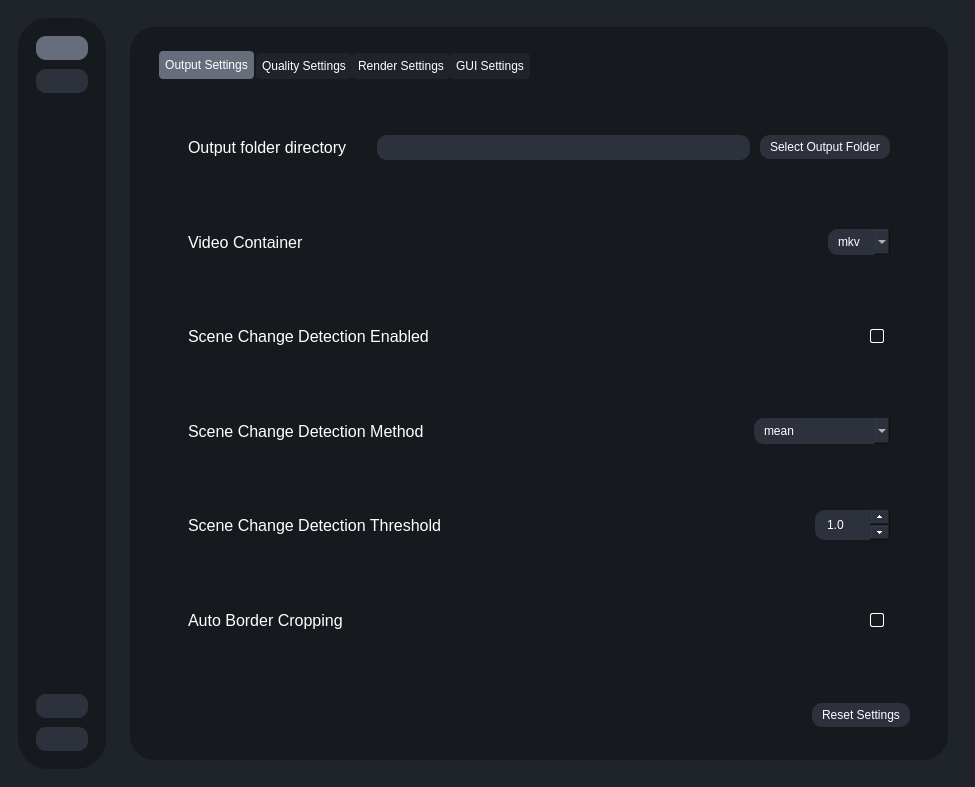
Before: the Qt Designer form testRVEInterface.ui in christopherohit/REAL-Video-Enhancer, drawn with Qt 5.
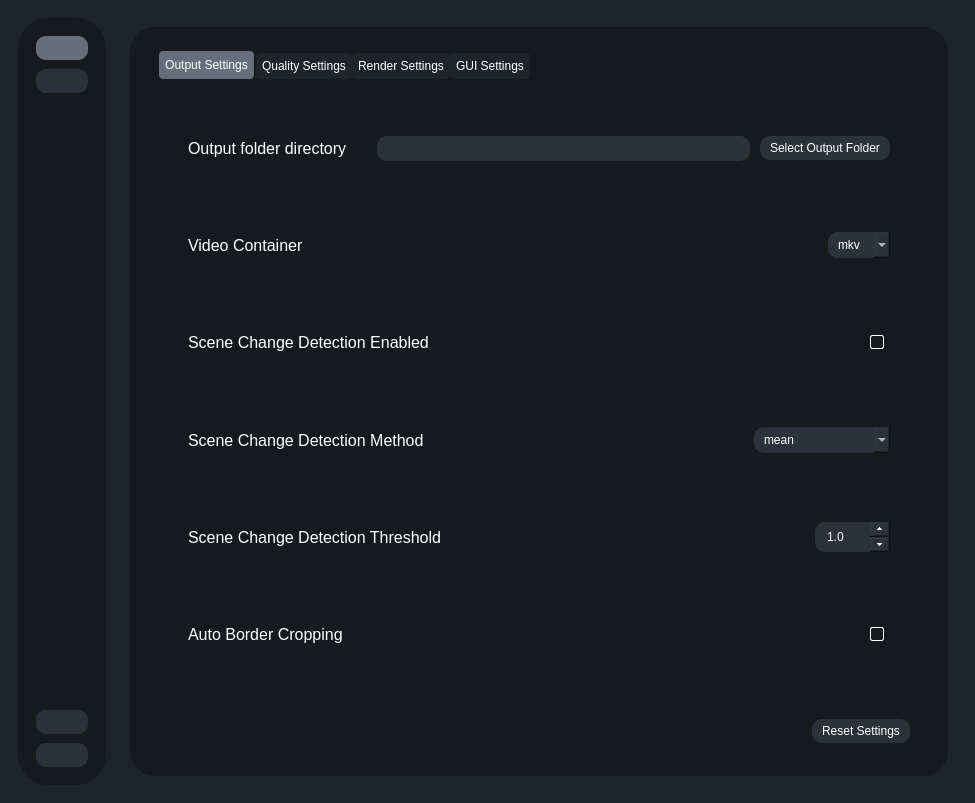
After: the same form once the commit is applied. The open tabs and pages were chosen to show the change. Icons and pictures are not drawn.

What changed in the file:
```diff
--- a/testRVEInterface.ui
+++ b/testRVEInterface.ui
@@ -5,8 +5,8 @@
    <rect>
     <x>0</x>
     <y>0</y>
-    <width>0</width>
-    <height>0</height>
+    <width>974</width>
+    <height>803</height>
    </rect>
   </property>
   <property name="sizePolicy">
@@ -2521,8 +2521,8 @@
                   <rect>
                    <x>0</x>
                    <y>0</y>
-                   <width>388</width>
-                   <height>331</height>
+                   <width>774</width>
+                   <height>719</height>
                   </rect>
                  </property>
                  <layout class="QVBoxLayout" name="verticalLayout_18">
@@ -2564,8 +2564,8 @@
                              <rect>
                               <x>0</x>
                               <y>0</y>
-                              <width>465</width>
-                              <height>216</height>
+                              <width>716</width>
+                              <height>596</height>
                              </rect>
                             </property>
                             <layout class="QVBoxLayout" name="verticalLayout_25">
```
Left out of the diff: 190 changed lines with no effect on the pictures.
